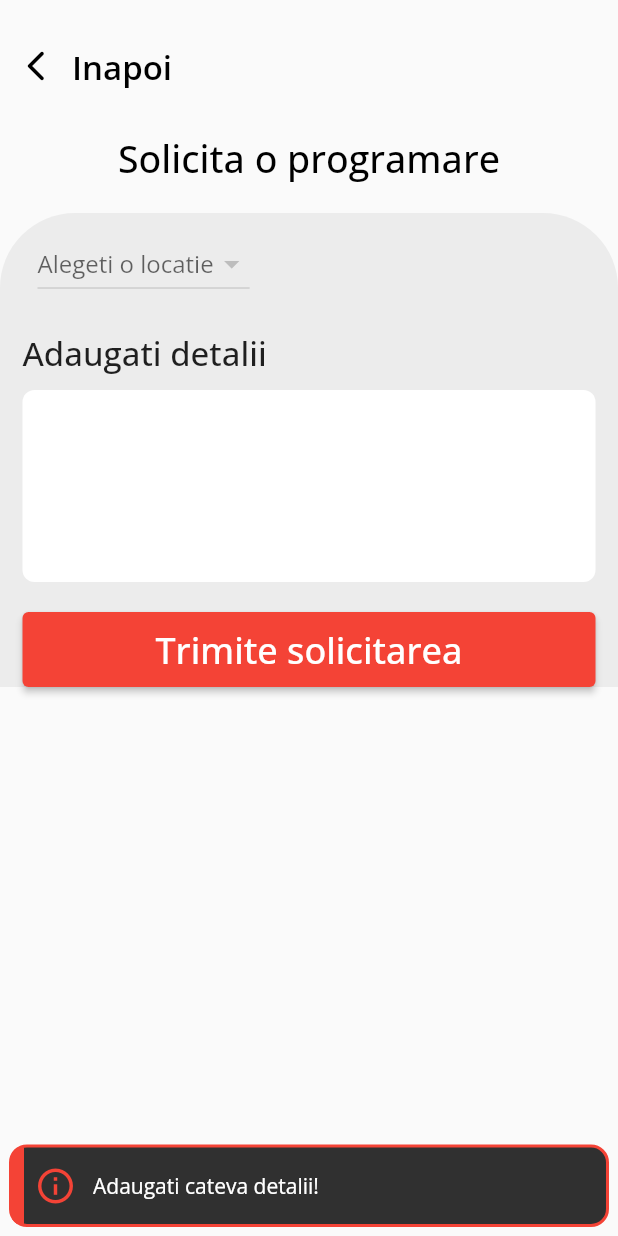
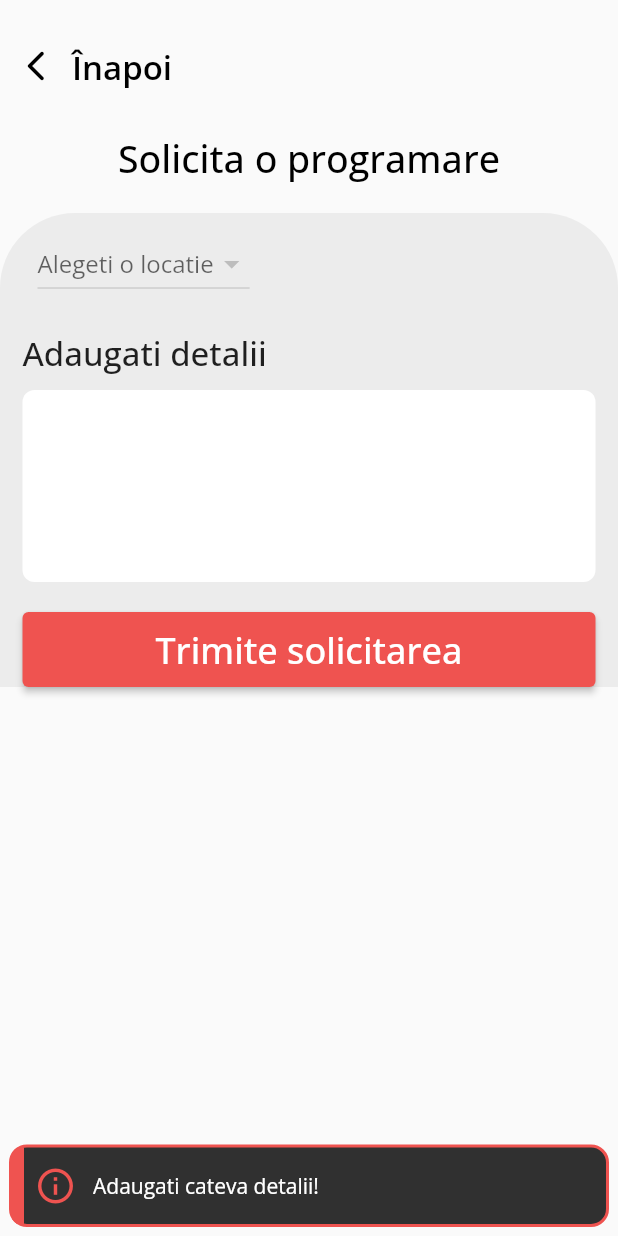
Before and after one commit to iordachegeorgeidavasolutions/dental_care_app, a Flutter app: the CreateAppointmentScreen screen opened directly, after a tap on "Trimite solicitarea", on a phone screen of 412 x 824 dp. Run offline on Flutter 3.47's test engine with Material 2 defaults, Android fonts, the phone set to English and light mode, and no system bars; drawn by our look-alikes of another_flushbar; our stand-ins replace curved_labeled_navigation_bar, date_picker_timeline, device_info_plus, firebase_core, firebase_messaging, flutter_markdown and 7 more; missing offline and left inert: awesome_card, flutter_inappwebview, maps_launcher; accounts and stored records are empty; network calls fail.

Commit message:
Color and text changes

```diff
--- a/lib/screens/create_appointment.dart
+++ b/lib/screens/create_appointment.dart
@@ -57,7 +57,7 @@ class _CreateAppointmentScreenState extends State<CreateAppointmentScreen> {
                   onPressed: () => Navigator.pop(context)),
               GestureDetector(
                   onTap: () => Navigator.pop(context),
-                  child: const Text("Inapoi",
+                  child: const Text("Înapoi",
                       style: TextStyle(fontSize: 22, fontWeight: FontWeight.w600, color: Colors.black)))
             ]),
             const SizedBox(height: 20),
@@ -187,7 +187,7 @@ class _CreateAppointmentScreenState extends State<CreateAppointmentScreen> {
                   const SizedBox(height: 20),
                   ElevatedButton(
                     style: ElevatedButton.styleFrom(
-                      backgroundColor: Colors.red,
+                      backgroundColor: Colors.red[400],
                       minimumSize: const Size.fromHeight(50), // NEW
                     ),
                     onPressed: () {
@@ -260,12 +260,12 @@ class _CreateAppointmentScreenState extends State<CreateAppointmentScreen> {
     if (controllerDetails.text.isEmpty) {
       Flushbar(
         message: "Adaugati cateva detalii!",
-        icon: const Icon(
+        icon: Icon(
           Icons.info_outline,
           size: 28.0,
-          color: Colors.red,
+          color: Colors.red[400],
         ),
-        borderColor: Colors.red,
+        borderColor: Colors.red[400],
         borderWidth: 2,
         isDismissible: false,
         margin: const EdgeInsets.all(6.0),
@@ -273,7 +273,7 @@ class _CreateAppointmentScreenState extends State<CreateAppointmentScreen> {
         flushbarPosition: FlushbarPosition.BOTTOM,
         borderRadius: BorderRadius.circular(12),
         duration: const Duration(seconds: 3),
-        leftBarIndicatorColor: Colors.red,
+        leftBarIndicatorColor: Colors.red[400],
       ).show(context);
       return null;
     }
```
